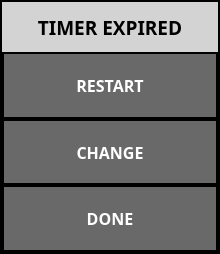
Above: ui/TimerDialog.ui from UnexplodedMinds/Stratofier before the change. Below: the same form after it.
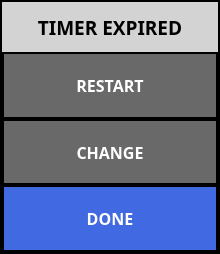
That is the form after the change. Icons and pictures are not drawn.

Commit message: Colorize some of the buttons and add initial bluetooth discovery support.  This DOES NOT work on Windows.

The edit to the form file:
```diff
--- a/ui/TimerDialog.ui
+++ b/ui/TimerDialog.ui
@@ -255,6 +255,21 @@
      <property name="autoFillBackground">
       <bool>false</bool>
      </property>
+     <property name="styleSheet">
+      <string notr="true">QPushButton
+{
+	border: none;
+	background-color: RoyalBlue;
+	color: white;
+}
+QPushButton::pressed
+{
+	border: none;
+	background-color: CornflowerBlue;
+	color: black;
+}
+</string>
+     </property>
      <property name="text">
       <string>DONE</string>
      </property>
```
The commit also changes 21 other files.
